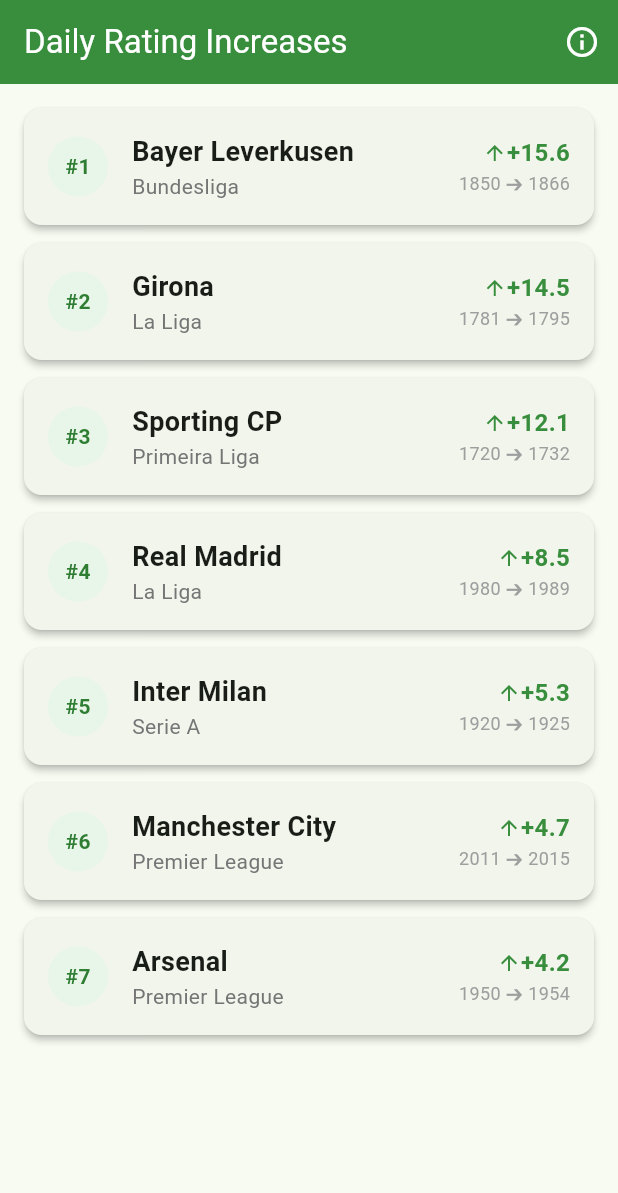
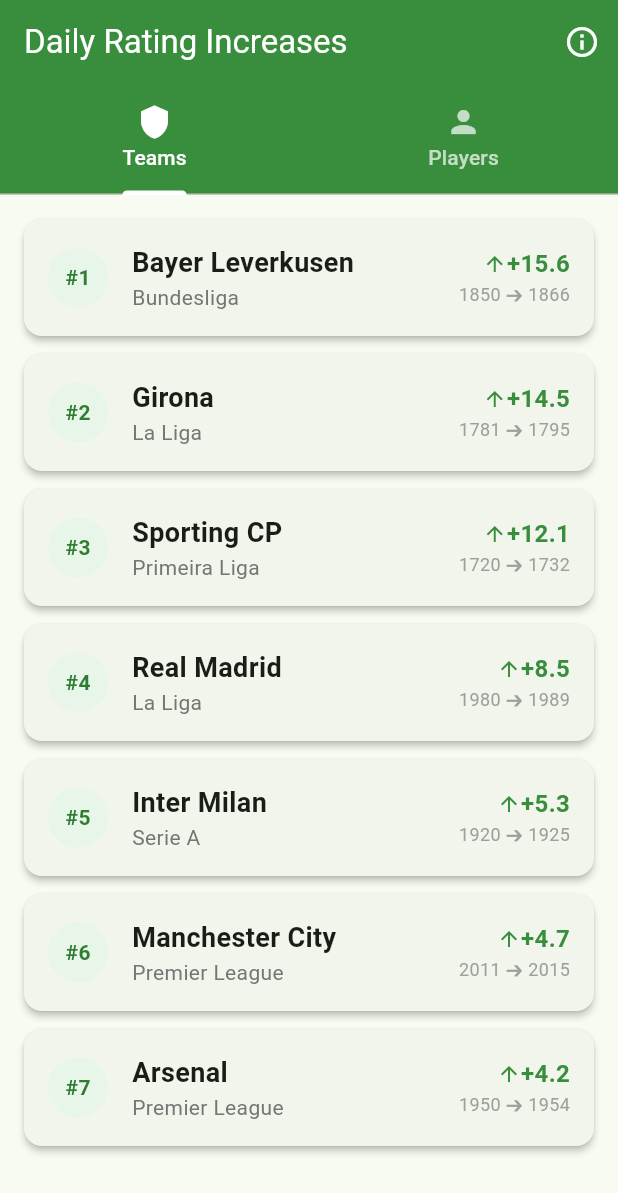
Before and after one commit to could-ai/019b01be-0829-7348-9bcd-441a799767e9, a Flutter app: the screen it shows after launch, on a phone screen of 412 x 824 dp. Shown: the top 1193 px of the screen. Run offline on Flutter 3.47's test engine with Material 3 defaults, Android fonts, the phone set to English and light mode, and no system bars.

Commit message:
Updated RatingsScreen to include a TabBar for switching between Teams and Players. Added _buildPlayersList to display player ratings and refactored list item building into helper methods.

```diff
--- a/usr/lib/screens/ratings_screen.dart
+++ b/usr/lib/screens/ratings_screen.dart
@@ -1,6 +1,7 @@
 import 'package:flutter/material.dart';
 import 'package:intl/intl.dart';
 import '../models/team_rating.dart';
+import '../models/player_rating.dart';
 import '../services/soccer_data_service.dart';
 
 class RatingsScreen extends StatefulWidget {
@@ -10,20 +11,35 @@ class RatingsScreen extends StatefulWidget {
   State<RatingsScreen> createState() => _RatingsScreenState();
 }
 
-class _RatingsScreenState extends State<RatingsScreen> {
+class _RatingsScreenState extends State<RatingsScreen> with SingleTickerProviderStateMixin {
   final SoccerDataService _service = SoccerDataService();
-  late Future<List<TeamRating>> _ratingsFuture;
+  late TabController _tabController;
+
+  late Future<List<TeamRating>> _teamRatingsFuture;
+  late Future<List<PlayerRating>> _playerRatingsFuture;
 
   @override
   void initState() {
     super.initState();
-    _ratingsFuture = _service.getDailyIncreases();
+    _tabController = TabController(length: 2, vsync: this);
+    _loadData();
+  }
+
+  void _loadData() {
+    _teamRatingsFuture = _service.getDailyIncreases();
+    _playerRatingsFuture = _service.getDailyPlayerIncreases();
   }
 
   Future<void> _refreshData() async {
     setState(() {
-      _ratingsFuture = _service.getDailyIncreases();
+      _loadData();
     });
+  }
+
+  @override
+  void dispose() {
+    _tabController.dispose();
+    super.dispose();
   }
 
   @override
@@ -33,6 +49,16 @@ class _RatingsScreenState extends State<RatingsScreen> {
         title: const Text('Daily Rating Increases'),
         backgroundColor: Colors.green[700],
         foregroundColor: Colors.white,
+        bottom: TabBar(
+          controller: _tabController,
+          indicatorColor: Colors.white,
+          labelColor: Colors.white,
+          unselectedLabelColor: Colors.white70,
+          tabs: const [
+            Tab(text: 'Teams', icon: Icon(Icons.shield)),
+            Tab(text: 'Players', icon: Icon(Icons.person)),
+          ],
+        ),
         actions: [
           IconButton(
             icon: const Icon(Icons.info_outline),
@@ -54,35 +80,33 @@ class _RatingsScreenState extends State<RatingsScreen> {
           )
         ],
       ),
-      body: RefreshIndicator(
+      body: TabBarView(
+        controller: _tabController,
+        children: [
+          // Teams Tab
+          _buildTeamsList(),
+          // Players Tab
+          _buildPlayersList(),
+        ],
+      ),
+    );
+  }
+
+  Widget _buildTeamsList() {
+    return RefreshIndicator(
       onRefresh: _refreshData,
       child: FutureBuilder<List<TeamRating>>(
-          future: _ratingsFuture,
+        future: _teamRatingsFuture,
         builder: (context, snapshot) {
           if (snapshot.connectionState == ConnectionState.waiting) {
             return const Center(child: CircularProgressIndicator());
           } else if (snapshot.hasError) {
-              return Center(
-                child: Column(
-                  mainAxisAlignment: MainAxisAlignment.center,
-                  children: [
-                    const Icon(Icons.error_outline, size: 48, color: Colors.red),
-                    const SizedBox(height: 16),
-                    Text('Error: ${snapshot.error}'),
-                    const SizedBox(height: 16),
-                    ElevatedButton(
-                      onPressed: _refreshData,
-                      child: const Text('Retry'),
-                    ),
-                  ],
-                ),
-              );
+            return _buildErrorView(snapshot.error);
           } else if (!snapshot.hasData || snapshot.data!.isEmpty) {
-              return const Center(child: Text('No rating increases found today.'));
+            return const Center(child: Text('No team rating increases found today.'));
           }
 
           final ratings = snapshot.data!;
-
           // Sort by highest increase first
           ratings.sort((a, b) => b.increase.compareTo(a.increase));
 
@@ -98,26 +122,8 @@ class _RatingsScreenState extends State<RatingsScreen> {
                   padding: const EdgeInsets.all(16.0),
                   child: Row(
                     children: [
-                        // Rank or Position placeholder
-                        Container(
-                          width: 40,
-                          height: 40,
-                          decoration: BoxDecoration(
-                            color: Colors.green[50],
-                            shape: BoxShape.circle,
-                          ),
-                          child: Center(
-                            child: Text(
-                              '#${index + 1}',
-                              style: TextStyle(
-                                fontWeight: FontWeight.bold,
-                                color: Colors.green[800],
-                              ),
-                            ),
-                          ),
-                        ),
+                      _buildRankBadge(index + 1),
                       const SizedBox(width: 16),
-                        // Team Details
                       Expanded(
                         child: Column(
                           crossAxisAlignment: CrossAxisAlignment.start,
@@ -139,15 +145,112 @@ class _RatingsScreenState extends State<RatingsScreen> {
                           ],
                         ),
                       ),
-                        // Rating Change
-                        Column(
+                      _buildRatingChange(item.increase, item.oldRating, item.newRating),
+                    ],
+                  ),
+                ),
+              );
+            },
+          );
+        },
+      ),
+    );
+  }
+
+  Widget _buildPlayersList() {
+    return RefreshIndicator(
+      onRefresh: _refreshData,
+      child: FutureBuilder<List<PlayerRating>>(
+        future: _playerRatingsFuture,
+        builder: (context, snapshot) {
+          if (snapshot.connectionState == ConnectionState.waiting) {
+            return const Center(child: CircularProgressIndicator());
+          } else if (snapshot.hasError) {
+            return _buildErrorView(snapshot.error);
+          } else if (!snapshot.hasData || snapshot.data!.isEmpty) {
+            return const Center(child: Text('No player rating increases found today.'));
+          }
+
+          final ratings = snapshot.data!;
+          // Sort by highest increase first
+          ratings.sort((a, b) => b.increase.compareTo(a.increase));
+
+          return ListView.builder(
+            padding: const EdgeInsets.all(16),
+            itemCount: ratings.length,
+            itemBuilder: (context, index) {
+              final item = ratings[index];
+              return Card(
+                elevation: 2,
+                margin: const EdgeInsets.only(bottom: 12),
+                child: Padding(
+                  padding: const EdgeInsets.all(16.0),
+                  child: Row(
+                    children: [
+                      _buildRankBadge(index + 1),
+                      const SizedBox(width: 16),
+                      Expanded(
+                        child: Column(
+                          crossAxisAlignment: CrossAxisAlignment.start,
+                          children: [
+                            Text(
+                              item.playerName,
+                              style: const TextStyle(
+                                fontSize: 18,
+                                fontWeight: FontWeight.bold,
+                              ),
+                            ),
+                            Text(
+                              item.teamName,
+                              style: TextStyle(
+                                color: Colors.grey[600],
+                                fontSize: 14,
+                              ),
+                            ),
+                          ],
+                        ),
+                      ),
+                      _buildRatingChange(item.increase, item.oldRating, item.newRating, isPlayer: true),
+                    ],
+                  ),
+                ),
+              );
+            },
+          );
+        },
+      ),
+    );
+  }
+
+  Widget _buildRankBadge(int rank) {
+    return Container(
+      width: 40,
+      height: 40,
+      decoration: BoxDecoration(
+        color: Colors.green[50],
+        shape: BoxShape.circle,
+      ),
+      child: Center(
+        child: Text(
+          '#$rank',
+          style: TextStyle(
+            fontWeight: FontWeight.bold,
+            color: Colors.green[800],
+          ),
+        ),
+      ),
+    );
+  }
+
+  Widget _buildRatingChange(double increase, double oldRating, double newRating, {bool isPlayer = false}) {
+    return Column(
       crossAxisAlignment: CrossAxisAlignment.end,
       children: [
         Row(
           children: [
             Icon(Icons.arrow_upward, size: 16, color: Colors.green[700]),
             Text(
-                                  '+${item.increase.toStringAsFixed(1)}',
+              '+${increase.toStringAsFixed(1)}',
               style: TextStyle(
                 color: Colors.green[700],
                 fontWeight: FontWeight.bold,
@@ -157,22 +260,32 @@ class _RatingsScreenState extends State<RatingsScreen> {
           ],
         ),
         Text(
-                              '${item.oldRating.toStringAsFixed(0)} ➔ ${item.newRating.toStringAsFixed(0)}',
+          isPlayer
+            ? '${oldRating.toStringAsFixed(1)} ➔ ${newRating.toStringAsFixed(1)}'
+            : '${oldRating.toStringAsFixed(0)} ➔ ${newRating.toStringAsFixed(0)}',
           style: TextStyle(
             color: Colors.grey[500],
             fontSize: 12,
           ),
         ),
       ],
+    );
+  }
+
+  Widget _buildErrorView(Object? error) {
+    return Center(
+      child: Column(
+        mainAxisAlignment: MainAxisAlignment.center,
+        children: [
+          const Icon(Icons.error_outline, size: 48, color: Colors.red),
+          const SizedBox(height: 16),
+          Text('Error: $error'),
+          const SizedBox(height: 16),
+          ElevatedButton(
+            onPressed: _refreshData,
+            child: const Text('Retry'),
           ),
         ],
-                    ),
-                  ),
-                );
-              },
-            );
-          },
-        ),
       ),
     );
   }
```
Lines whose indentation alone changed are shown as unchanged.
